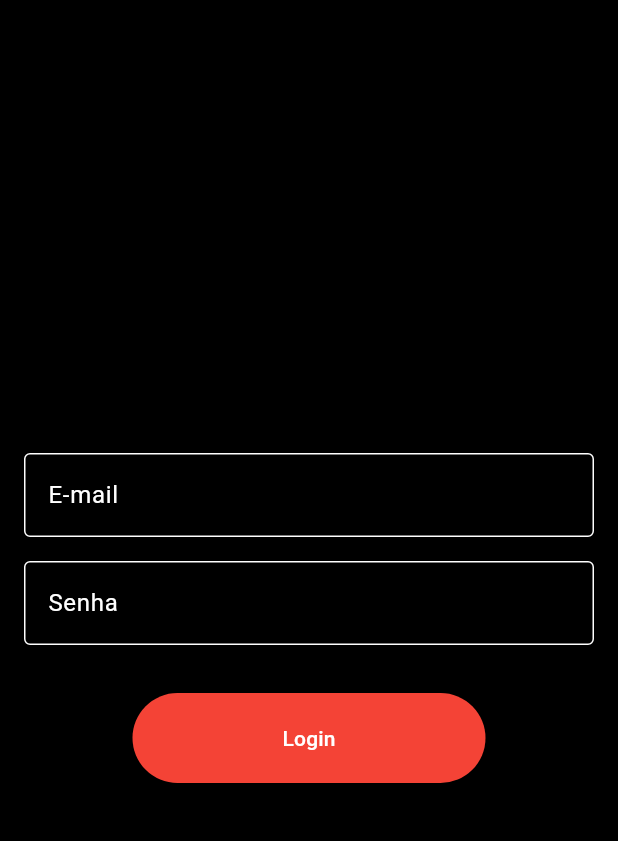
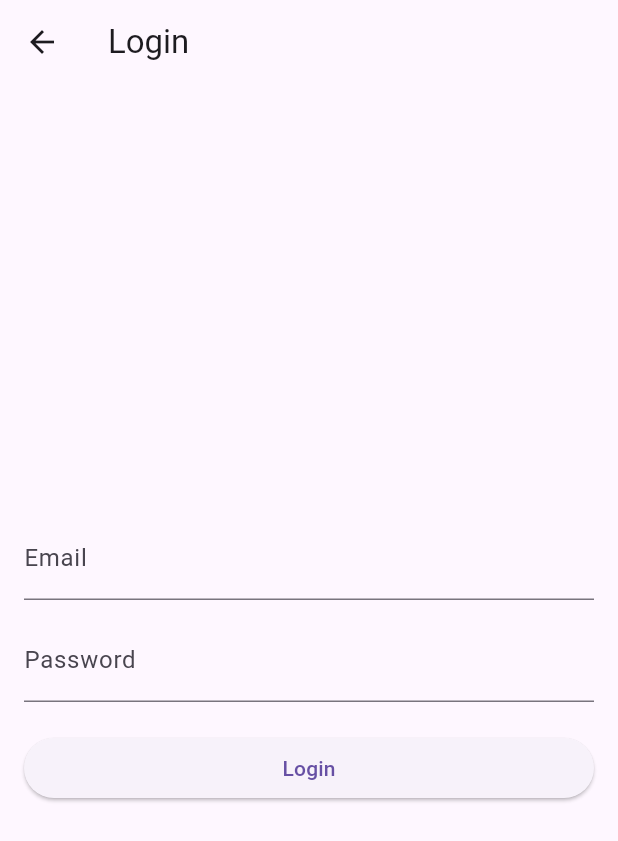
Before and after one commit to Fazekas31/app-ora-oes, a Flutter app: the screen it shows after launch, after a tap on "ENTRAR", on a phone screen of 412 x 824 dp. Shown: the top 841 px of the screen. Run offline on Flutter 3.47's test engine with Material 3 defaults, Android fonts, the phone set to English and light mode, and no system bars; missing offline and left inert: nhost_dart, nhost_flutter_auth, nhost_flutter_graphql.

Commit message:
create auth with login

```diff
--- a/app_oracoes/lib/main.dart
+++ b/app_oracoes/lib/main.dart
@@ -1,7 +1,24 @@
 import 'package:app_oracoes/screens/inicial_screen.dart';
 import 'package:flutter/material.dart';
+import 'package:nhost_dart/nhost_dart.dart';
+import 'package:nhost_flutter_auth/nhost_flutter_auth.dart';
+import 'package:nhost_flutter_graphql/nhost_flutter_graphql.dart';
 
-void main() {
+void main() async {
+  final nhost = NhostClient(
+      serviceUrls: ServiceUrls(
+          authUrl: 'https://mndfdrqkrknemcyfsfge.auth.sa-east-1.nhost.run/v1',
+          graphqlUrl:
+              'https://mndfdrqkrknemcyfsfge.graphql.sa-east-1.nhost.run/v1',
+          functionsUrl:
+              'https://mndfdrqkrknemcyfsfge.functions.sa-east-1.nhost.run/v1',
+          storageUrl:
+              'https://mndfdrqkrknemcyfsfge.storage.sa-east-1.nhost.run/v1')
+      // subdomain: Subdomain(
+      //   region: 'sa-east-1',
+      //   subdomain: 'mndfdrqkrknemcyfsfge',
+      );
+
   runApp(const MaterialApp(
     home: InicalScreen(),
   ));
--- /dev/null
+++ b/app_oracoes/lib/screens/config.dart
@@ -0,0 +1 @@
+// TODO Implement this library.
--- a/app_oracoes/lib/screens/login_screen.dart
+++ b/app_oracoes/lib/screens/login_screen.dart
@@ -1,72 +1,110 @@
 import 'package:app_oracoes/screens/lista_oracoes.dart';
 import 'package:flutter/material.dart';
+import 'package:nhost_dart/nhost_dart.dart';
 
-class LoginScreen extends StatelessWidget {
+void main() {
+  runApp(const MyApp());
+}
+
+class MyApp extends StatelessWidget {
+  const MyApp({super.key});
+
+  @override
+  Widget build(BuildContext context) {
+    return const MaterialApp(
+      home: LoginScreen(),
+    );
+  }
+}
+
+class LoginScreen extends StatefulWidget {
   const LoginScreen({super.key});
 
   @override
+  _LoginScreenState createState() => _LoginScreenState();
+}
+
+class _LoginScreenState extends State<LoginScreen> {
+  final TextEditingController _emailController = TextEditingController();
+  final TextEditingController _passwordController = TextEditingController();
+
+  @override
   Widget build(BuildContext context) {
-    return MaterialApp(
-      home: Scaffold(
-        body: Container(
-          color: Colors.black,
+    return Scaffold(
+      appBar: AppBar(
+        title: const Text('Login'),
+      ),
+      body: Padding(
         padding: const EdgeInsets.all(16.0),
         child: Column(
+          crossAxisAlignment: CrossAxisAlignment.stretch,
           mainAxisAlignment: MainAxisAlignment.center,
           children: [
-              const TextField(
-                decoration: InputDecoration(
-                  labelText: 'E-mail',
-                  labelStyle: TextStyle(color: Colors.white),
-                  enabledBorder: OutlineInputBorder(
-                    borderSide: BorderSide(color: Colors.white),
-                  ),
-                  focusedBorder: OutlineInputBorder(
-                    borderSide: BorderSide(color: Colors.white),
+            TextField(
+              controller: _emailController,
+              decoration: const InputDecoration(
+                labelText: 'Email',
               ),
             ),
-                style: TextStyle(color: Colors.white),
-              ),
-              const SizedBox(height: 16.0),
-              const TextField(
+            const SizedBox(height: 12),
+            TextField(
+              controller: _passwordController,
               obscureText: true,
-                decoration: InputDecoration(
-                  labelText: 'Senha',
-                  labelStyle: TextStyle(color: Colors.white),
-                  enabledBorder: OutlineInputBorder(
-                    borderSide: BorderSide(color: Colors.white),
-                  ),
-                  focusedBorder: OutlineInputBorder(
-                    borderSide: BorderSide(color: Colors.white),
+              decoration: const InputDecoration(
+                labelText: 'Password',
               ),
             ),
-                style: TextStyle(color: Colors.white),
-              ),
-              const SizedBox(height: 32.0),
+            const SizedBox(height: 20),
             ElevatedButton(
-                onPressed: () {
-                  context;
-                  Navigator.push(
-                      context,
-                      MaterialPageRoute(
-                          builder: (context) => const ListOracoes()));
-                },
-                style: ElevatedButton.styleFrom(
-                  backgroundColor: Colors.red,
-                  padding: const EdgeInsets.symmetric(
-                    horizontal: 100,
-                    vertical: 20,
-                  ),
-                ),
-                child: const Text(
-                  'Login',
-                  style: TextStyle(color: Colors.white),
-                ),
+              onPressed: _login,
+              child: const Text('Login'),
             ),
           ],
         ),
       ),
+    );
+  }
+
+  void _login() async {
+    final client = NhostClient(
+      subdomain: Subdomain(
+        subdomain: 'mndfdrqkrknemcyfsfge',
+        region: 'sa-east-1',
       ),
     );
+    try {
+      await signInOrSignUp(
+        client,
+        email: _emailController.text.trim(),
+        password: _passwordController.text.trim(),
+      );
+      // Redirecionar para a tela ListOracoes após o login bem-sucedido
+      Navigator.pushReplacement(
+        context,
+        MaterialPageRoute(builder: (context) => const ListOracoes()),
+      );
+    } catch (e) {
+      print(e);
+    }
+    // Release
+    client.close();
+  }
+
+  Future<void> signInOrSignUp(
+    NhostClient client, {
+    required String email,
+    required String password,
+  }) async {
+    try {
+      await client.auth.signInEmailPassword(email: email, password: password);
+      return;
+    } on ApiException catch (e) {
+      print('Sign in failed, so try to register instead');
+      print(e);
+      await client.auth.signUp(email: email, password: password);
+    } catch (e, st) {
+      print(e);
+      print(st);
     }
   }
+}
--- a/app_oracoes/pubspec.yaml
+++ b/app_oracoes/pubspec.yaml
@@ -32,7 +32,8 @@ dependencies:
     sdk: flutter
   nhost_flutter_auth: ^4.0.4
   nhost_flutter_graphql: ^3.0.5
-  nhost_sdk: ^5.3.0
+  nhost_dart: ^2.0.4
+  nhost_graphql_adapter: ^4.0.4
 
 
 
```
Also changed, not shown: app_oracoes/data/login_data.dart (+49 -0 lines), app_oracoes/pubspec.lock. Lines whose indentation alone changed are shown as unchanged.
